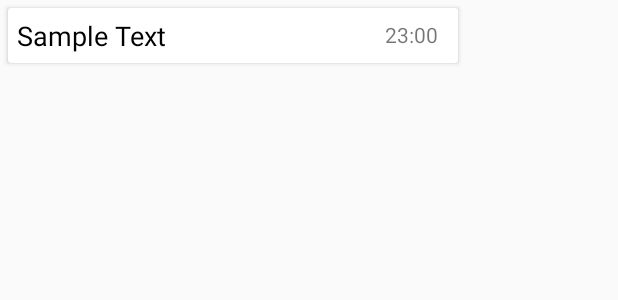
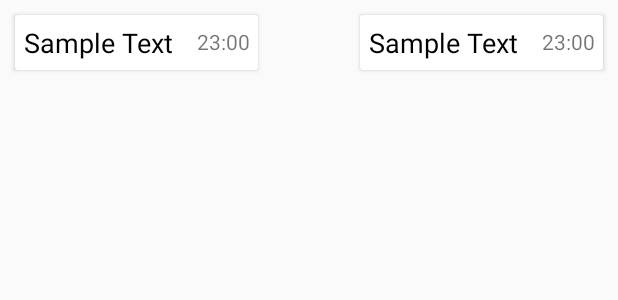
Before and after one commit to chsvk/steampunk, an Android app: the layout single_message.xml on its own in the app's theme, with its tools: preview values and no code run, on a phone screen of 412 x 824 dp. Shown: the top 300 px of the screen. Run offline under Robolectric (Android 15) with nearby library versions, the phone set to English and light mode, and no system bars.

```diff
--- a/kinetic/app/src/main/res/layout/single_message.xml
+++ b/kinetic/app/src/main/res/layout/single_message.xml
@@ -6,10 +6,13 @@
 
 
     <android.support.v7.widget.CardView
+        android:layout_alignParentRight="true"
         android:id="@+id/single_message_card"
-        android:layout_width="300dp"
+        android:layout_width="wrap_content"
         android:layout_height="wrap_content"
-        android:layout_margin= "5dp"
+        android:layout_marginRight="10dp"
+        android:layout_marginTop="10dp"
+        android:layout_marginBottom="5dp"
         android:elevation="8dp"
         >
 
@@ -34,7 +37,48 @@
                 android:text="23:00"
                 android:layout_marginTop="4dp"
                 android:layout_marginBottom="4dp"
-                android:layout_marginLeft="140dp"
+                android:layout_marginRight="5dp"
+                android:layout_marginLeft="10dp"
+                />
+
+        </LinearLayout>
+
+    </android.support.v7.widget.CardView>
+
+    <android.support.v7.widget.CardView
+        android:layout_alignParentLeft="true"
+        android:id="@+id/Rsingle_message_card"
+        android:layout_width="wrap_content"
+        android:layout_height="wrap_content"
+        android:layout_marginLeft="10dp"
+        android:layout_marginTop="10dp"
+        android:layout_marginBottom="5dp"
+        android:elevation="8dp"
+        >
+
+        <LinearLayout
+            android:layout_width="match_parent"
+            android:layout_height="match_parent"
+            android:orientation="horizontal">
+
+            <TextView
+                android:id="@+id/Ractual_message"
+                android:layout_width="wrap_content"
+                android:layout_height="wrap_content"
+                android:text="Sample Text"
+                android:textColor="#000"
+                android:textSize="18sp"
+                android:layout_margin="6dp"/>
+
+            <TextView
+                android:id="@+id/Rmessage_time_stamp"
+                android:layout_width="wrap_content"
+                android:layout_height="wrap_content"
+                android:text="23:00"
+                android:layout_marginTop="4dp"
+                android:layout_marginBottom="4dp"
+                android:layout_marginRight="5dp"
+                android:layout_marginLeft="10dp"
                 />
 
         </LinearLayout>
```
Also changed, not shown: kinetic/app/src/main/java/tech/steampunk/kinetic/UI/ChatActivity.java (+27 -1 lines), kinetic/app/src/main/java/tech/steampunk/kinetic/UI/Contacts.java (+6 -1 lines), kinetic/app/src/main/java/tech/steampunk/kinetic/UI/LoginActivity.java (+19 -1 lines), kinetic/app/src/main/java/tech/steampunk/kinetic/UI/MainActivity.java (+29 -0 lines), kinetic/app/src/main/java/tech/steampunk/kinetic/data/Message.java (+14 -2 lines), kinetic/app/src/main/res/layout/activity_login.xml (+24 -5 lines), kinetic/app/src/main/res/menu/main_menu.xml (added, +11 -0 lines).
